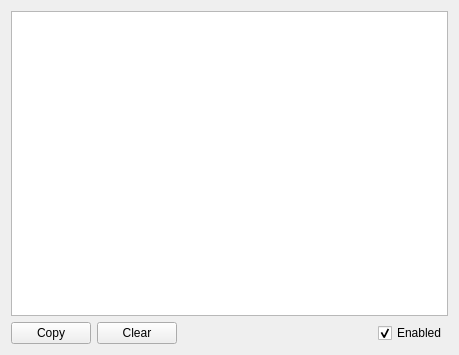
Before: the Qt Designer form src/multiserialviewer/ui_files/serialViewerWindow.ui in shaag7967/multiserialviewer, drawn with Qt 5.
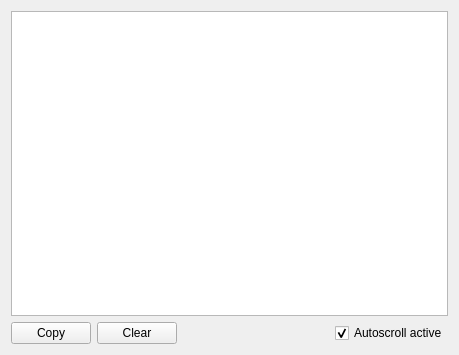
After: the same form once the commit is applied. Custom widgets are drawn as their Qt base class.

Commit message: activate/deactivate autoscroll feature in SerialViewer window

```diff
--- a/src/multiserialviewer/ui_files/serialViewerWindow.ui
+++ b/src/multiserialviewer/ui_files/serialViewerWindow.ui
@@ -56,7 +56,7 @@
      <item>
       <widget class="QCheckBox" name="checkBox_enabled">
        <property name="text">
-        <string>Enabled</string>
+        <string>Autoscroll active</string>
        </property>
        <property name="checked">
         <bool>true</bool>
```
Left out of the diff: 5 changed lines with no effect on the pictures. The commit also changes 4 other files.
